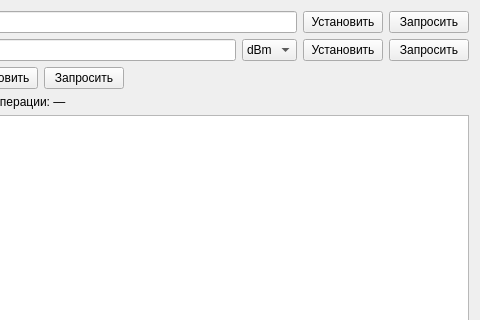
First picture: the form in grattencontrolwidget.ui, repository Anatolichka2202/AKIP-Gratten_Generator_Manger, before the edit; both pictures show x 120 to 600 and y 0 to 320 of the 600 by 600 pixel window.
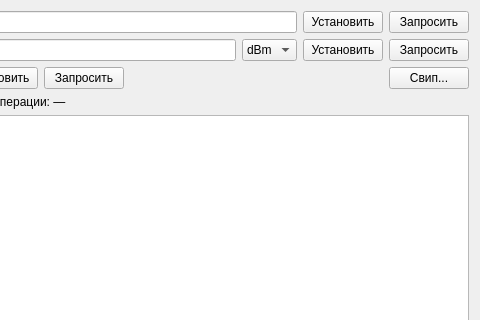
Second picture: the form after the edit.

Commit message:
feat: add SweepDialog for frequency sweep configuration
- Add sweep methods to IAkipController interface
- Create SweepDialog with sweep parameter controls
- Add sweep button to GrattenControlWidget UI
- Wire up sweep dialog opening and parameter management
- All UI strings wrapped with tr() for i18n

Claude-Session: https://claude.ai/code/session_01RNmifPmAcK9MXHPLE6ALYc

```diff
--- a/grattencontrolwidget.ui
+++ b/grattencontrolwidget.ui
@@ -116,6 +116,13 @@
        </property>
       </spacer>
      </item>
+     <item>
+      <widget class="QPushButton" name="btnSweep">
+       <property name="text">
+        <string>Свип...</string>
+       </property>
+      </widget>
+     </item>
     </layout>
    </item>
    <item>
```
The commit also changes 7 other files.
